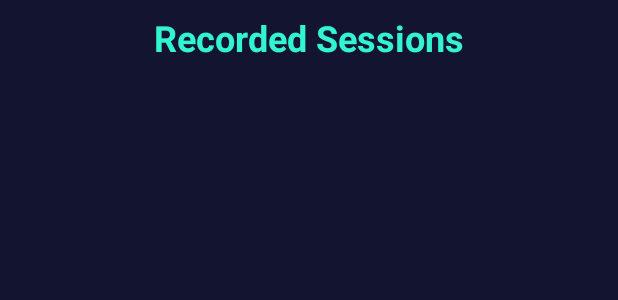
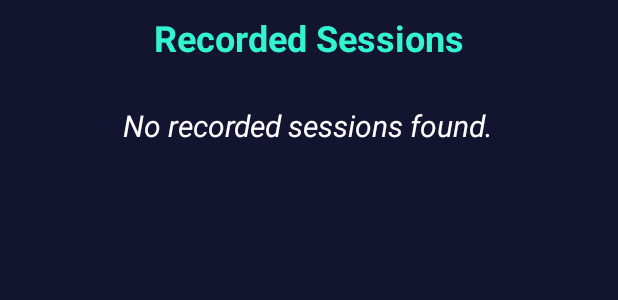
Before and after one commit to boladss/progress-up, an Android app: the layout activity_session_menu.xml on its own in the app's theme, with its tools: preview values and no code run, on a phone screen of 412 x 824 dp. Shown: the top 300 px of the screen. Run offline under Robolectric (Android 15) with nearby library versions, the phone set to English and light mode, and no system bars.

Commit message:
feat: add message to denote lack of recorded seessions

```diff
--- a/app/src/main/res/layout/activity_session_menu.xml
+++ b/app/src/main/res/layout/activity_session_menu.xml
@@ -37,6 +37,18 @@
                 android:textSize="14sp" /> -->
         </LinearLayout>
 
+        <TextView
+            android:id="@+id/noSessionsTextView"
+            android:layout_width="wrap_content"
+            android:layout_height="wrap_content"
+            android:layout_gravity="center"
+            android:textColor="@color/white"
+            android:layout_marginTop="20dp"
+            android:textStyle="italic"
+            android:text="No recorded sessions found."
+            android:textSize="20sp"
+            />
+
         <ExpandableListView
             android:id="@+id/sessionListView"
             android:layout_width="match_parent"
@@ -45,6 +57,8 @@
             >
         </ExpandableListView>
 
+
+
     </LinearLayout>
 
 </androidx.constraintlayout.widget.ConstraintLayout>
```
Also changed, not shown: app/src/main/java/org/tensorflow/lite/examples/poseestimation/SessionMenuActivity.kt (+14 -1 lines).
